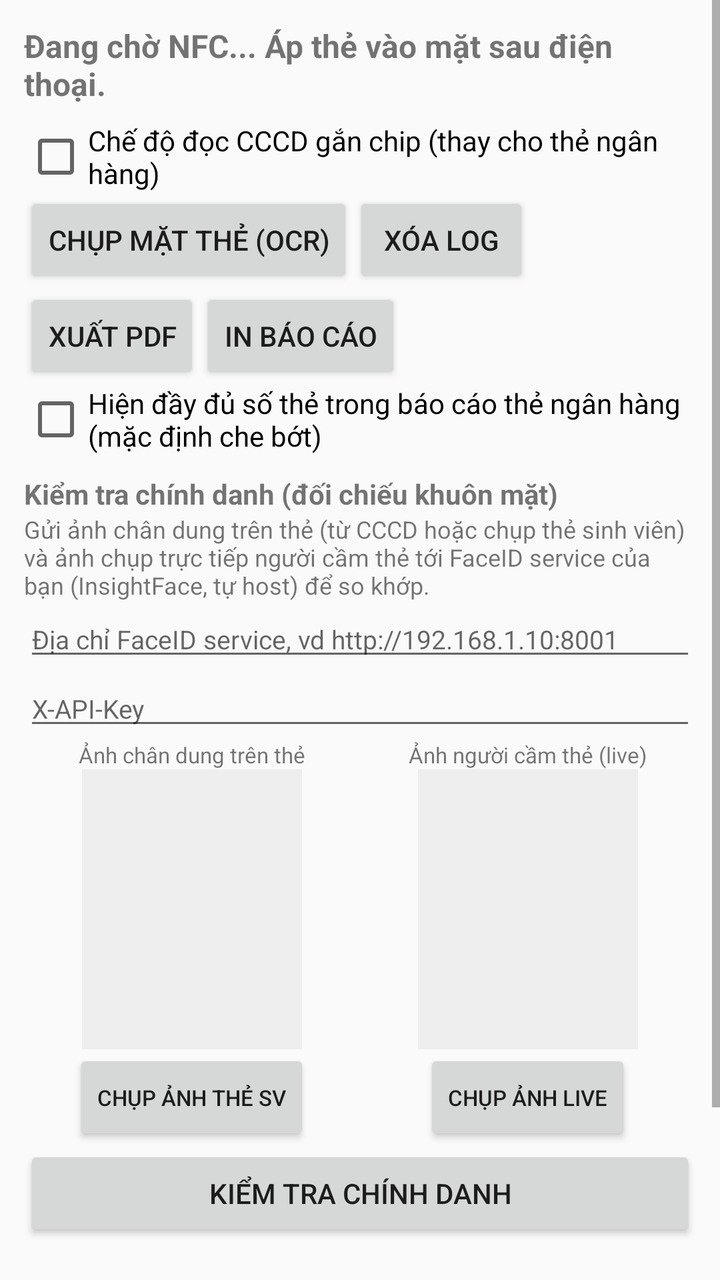
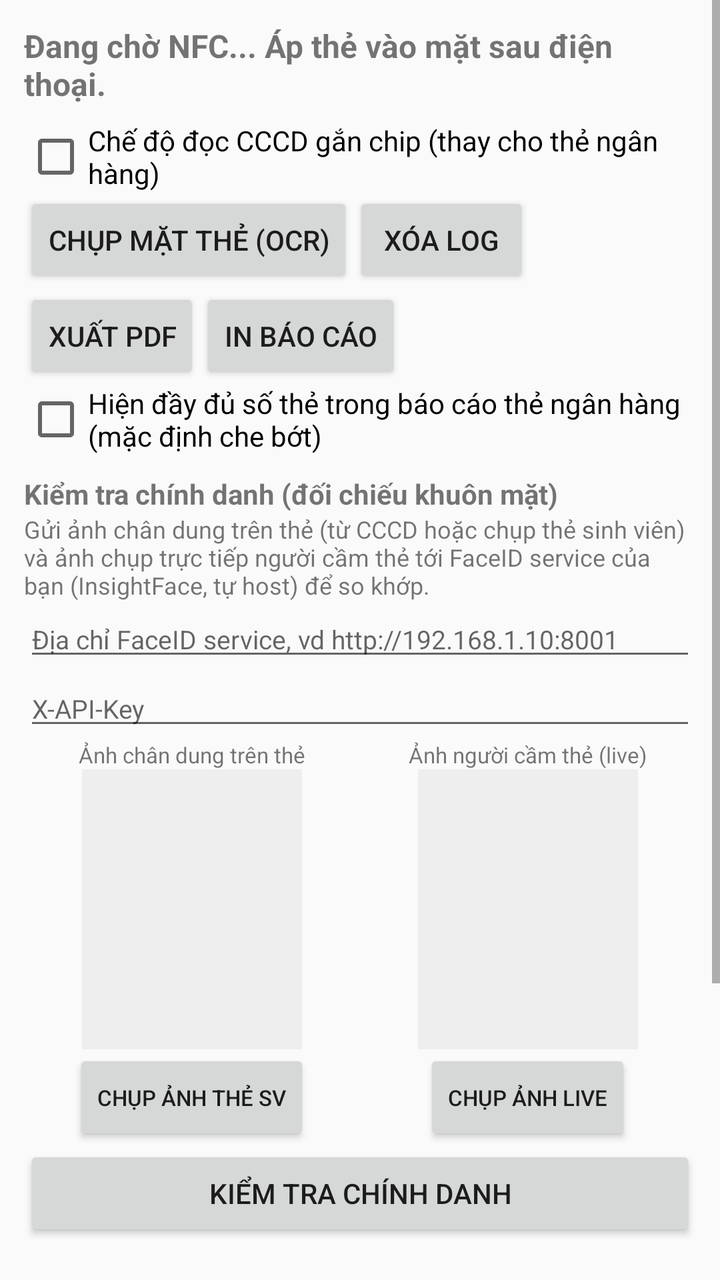

Screens rendered from an Android XML layout before and after an edit, with the pre-edit source and the edit as a unified diff.
<!-- AndroidManifest.xml: application theme Theme.EmvReader -->
<!-- res/layout/activity_main.xml -->
<?xml version="1.0" encoding="utf-8"?>
<ScrollView xmlns:android="http://schemas.android.com/apk/res/android"
    android:layout_width="match_parent"
    android:layout_height="match_parent"
    android:fillViewport="true">

    <LinearLayout
        android:layout_width="match_parent"
        android:layout_height="wrap_content"
        android:orientation="vertical"
        android:padding="12dp">

        <TextView
            android:id="@+id/tvStatus"
            android:layout_width="match_parent"
            android:layout_height="wrap_content"
            android:text="Đang chờ NFC... Áp thẻ vào mặt sau điện thoại."
            android:textStyle="bold"
            android:textSize="16sp"
            android:paddingBottom="8dp" />

        <CheckBox
            android:id="@+id/chkCccd"
            android:layout_width="wrap_content"
            android:layout_height="wrap_content"
            android:text="Chế độ đọc CCCD gắn chip (thay cho thẻ ngân hàng)" />

        <LinearLayout
            android:id="@+id/llCccd"
            android:layout_width="match_parent"
            android:layout_height="wrap_content"
            android:orientation="vertical"
            android:visibility="gone">

            <TextView
                android:layout_width="match_parent"
                android:layout_height="wrap_content"
                android:text="Khóa mở thẻ: 3 thông tin in ở dòng MRZ mặt sau CCCD. Dán 2 dòng MRZ đầu rồi bấm Điền, hoặc nhập tay."
                android:textSize="12sp" />

            <Button
                android:id="@+id/btnMrzOcr"
                android:layout_width="wrap_content"
                android:layout_height="wrap_content"
                android:text="Chụp mặt sau CCCD, OCR MRZ tự điền" />

            <EditText
                android:id="@+id/etMrz1"
                android:layout_width="match_parent"
                android:layout_height="wrap_content"
                android:hint="Dòng MRZ 1 (30 ký tự)"
                android:fontFamily="monospace"
                android:inputType="textCapCharacters|textNoSuggestions"
                android:textSize="13sp" />

            <EditText
                android:id="@+id/etMrz2"
                android:layout_width="match_parent"
                android:layout_height="wrap_content"
                android:hint="Dòng MRZ 2 (30 ký tự)"
                android:fontFamily="monospace"
                android:inputType="textCapCharacters|textNoSuggestions"
                android:textSize="13sp" />

            <Button
                android:id="@+id/btnFill"
                android:layout_width="wrap_content"
                android:layout_height="wrap_content"
                android:text="Điền tự động từ MRZ" />

            <EditText
                android:id="@+id/etDoc"
                android:layout_width="match_parent"
                android:layout_height="wrap_content"
                android:hint="Số giấy tờ (9 ký tự trong MRZ dòng 1)"
                android:fontFamily="monospace"
                android:inputType="textCapCharacters|textNoSuggestions" />

            <EditText
                android:id="@+id/etDob"
                android:layout_width="match_parent"
                android:layout_height="wrap_content"
                android:hint="Ngày sinh YYMMDD"
                android:fontFamily="monospace"
                android:inputType="number"
                android:maxLength="6" />

            <EditText
                android:id="@+id/etDoe"
                android:layout_width="match_parent"
                android:layout_height="wrap_content"
                android:hint="Ngày hết hạn YYMMDD"
                android:fontFamily="monospace"
                android:inputType="number"
                android:maxLength="6" />

            <CheckBox
                android:id="@+id/chkExtra"
                android:layout_width="wrap_content"
                android:layout_height="wrap_content"
                android:checked="true"
                android:text="Đọc thêm DG11/DG12/DG13 (thông tin bổ sung)" />

            <CheckBox
                android:id="@+id/chkPhoto"
                android:layout_width="wrap_content"
                android:layout_height="wrap_content"
                android:text="Đọc ảnh chân dung DG2 (chậm hơn)" />

            <ImageView
                android:id="@+id/ivPhoto"
                android:layout_width="160dp"
                android:layout_height="200dp"
                android:scaleType="fitStart"
                android:visibility="gone" />
        </LinearLayout>

        <LinearLayout
            android:layout_width="match_parent"
            android:layout_height="wrap_content"
            android:orientation="horizontal">

            <Button
                android:id="@+id/btnOcr"
                android:layout_width="wrap_content"
                android:layout_height="wrap_content"
                android:text="Chụp mặt thẻ (OCR)" />

            <Button
                android:id="@+id/btnClear"
                android:layout_width="wrap_content"
                android:layout_height="wrap_content"
                android:text="Xóa log" />
        </LinearLayout>

        <LinearLayout
            android:layout_width="match_parent"
            android:layout_height="wrap_content"
            android:orientation="horizontal">

            <Button
                android:id="@+id/btnExport"
                android:layout_width="wrap_content"
                android:layout_height="wrap_content"
                android:text="Xuất PDF" />

            <Button
                android:id="@+id/btnPrint"
                android:layout_width="wrap_content"
                android:layout_height="wrap_content"
                android:text="In báo cáo" />
        </LinearLayout>

        <CheckBox
            android:id="@+id/chkFullPan"
            android:layout_width="wrap_content"
            android:layout_height="wrap_content"
            android:text="Hiện đầy đủ số thẻ trong báo cáo thẻ ngân hàng (mặc định che bớt)" />

        <TextView
            android:layout_width="match_parent"
            android:layout_height="wrap_content"
            android:layout_marginTop="10dp"
            android:text="Kiểm tra chính danh (đối chiếu khuôn mặt)"
            android:textStyle="bold" />

        <TextView
            android:layout_width="match_parent"
            android:layout_height="wrap_content"
            android:text="Gửi ảnh chân dung trên thẻ (từ CCCD hoặc chụp thẻ sinh viên) và ảnh chụp trực tiếp người cầm thẻ tới FaceID service của bạn (InsightFace, tự host) để so khớp."
            android:textSize="12sp" />

        <EditText
            android:id="@+id/etFaceUrl"
            android:layout_width="match_parent"
            android:layout_height="wrap_content"
            android:hint="Địa chỉ FaceID service, vd http://192.168.1.10:8001"
            android:inputType="textUri"
            android:textSize="13sp" />

        <EditText
            android:id="@+id/etFaceKey"
            android:layout_width="match_parent"
            android:layout_height="wrap_content"
            android:hint="X-API-Key"
            android:inputType="textPassword"
            android:textSize="13sp" />

        <LinearLayout
            android:layout_width="match_parent"
            android:layout_height="wrap_content"
            android:orientation="horizontal">

            <LinearLayout
                android:layout_width="0dp"
                android:layout_height="wrap_content"
                android:layout_weight="1"
                android:orientation="vertical"
                android:gravity="center">

                <TextView
                    android:layout_width="wrap_content"
                    android:layout_height="wrap_content"
                    android:text="Ảnh chân dung trên thẻ"
                    android:textSize="11sp" />

                <ImageView
                    android:id="@+id/ivRefPhoto"
                    android:layout_width="110dp"
                    android:layout_height="140dp"
                    android:scaleType="centerCrop"
                    android:background="#EEEEEE" />

                <Button
                    android:id="@+id/btnCaptureRef"
                    android:layout_width="wrap_content"
                    android:layout_height="wrap_content"
                    android:textSize="11sp"
                    android:text="Chụp ảnh thẻ SV" />
            </LinearLayout>

            <LinearLayout
                android:layout_width="0dp"
                android:layout_height="wrap_content"
                android:layout_weight="1"
                android:orientation="vertical"
                android:gravity="center">

                <TextView
                    android:layout_width="wrap_content"
                    android:layout_height="wrap_content"
                    android:text="Ảnh người cầm thẻ (live)"
                    android:textSize="11sp" />

                <ImageView
                    android:id="@+id/ivLivePhoto"
                    android:layout_width="110dp"
                    android:layout_height="140dp"
                    android:scaleType="centerCrop"
                    android:background="#EEEEEE" />

                <Button
                    android:id="@+id/btnCaptureLive"
                    android:layout_width="wrap_content"
                    android:layout_height="wrap_content"
                    android:textSize="11sp"
                    android:text="Chụp ảnh live" />
            </LinearLayout>
        </LinearLayout>

        <Button
            android:id="@+id/btnVerifyFace"
            android:layout_width="match_parent"
            android:layout_height="wrap_content"
            android:text="Kiểm tra chính danh" />

        <TextView
            android:id="@+id/tvFaceResult"
            android:layout_width="match_parent"
            android:layout_height="wrap_content"
            android:paddingTop="4dp"
            android:textSize="14sp"
            android:textStyle="bold" />

        <TextView
            android:id="@+id/tvCompare"
            android:layout_width="match_parent"
            android:layout_height="wrap_content"
            android:paddingTop="8dp"
            android:text="Bước 1: áp thẻ để đọc chip. Bước 2: chụp mặt thẻ có số thẻ và hạn dùng (đặt trên nền tối, đủ sáng, không chói)."
            android:textSize="14sp" />

        <TextView
            android:id="@+id/tvLog"
            android:layout_width="match_parent"
            android:layout_height="wrap_content"
            android:layout_marginTop="8dp"
            android:fontFamily="monospace"
            android:textIsSelectable="true"
            android:textSize="12sp" />
    </LinearLayout>
</ScrollView>
<!-- resources referenced by this layout -->
<resources>
  <style name="Theme.EmvReader" parent="Theme.AppCompat.DayNight.NoActionBar" />
</resources>

<!-- the commit's change to res/layout/activity_main.xml (unified diff, before → after) -->
@@ -263,6 +263,31 @@
             android:textStyle="bold" />
 
         <TextView
+            android:layout_width="match_parent"
+            android:layout_height="wrap_content"
+            android:layout_marginTop="10dp"
+            android:text="Xuất báo cáo kết hợp: thẻ ngân hàng/SV + CCCD + FaceID (đã đọc/kiểm tra ở trên)"
+            android:textStyle="bold" />
+
+        <LinearLayout
+            android:layout_width="match_parent"
+            android:layout_height="wrap_content"
+            android:orientation="horizontal">
+
+            <Button
+                android:id="@+id/btnExportCombined"
+                android:layout_width="wrap_content"
+                android:layout_height="wrap_content"
+                android:text="Xuất PDF kết hợp" />
+
+            <Button
+                android:id="@+id/btnPrintCombined"
+                android:layout_width="wrap_content"
+                android:layout_height="wrap_content"
+                android:text="In báo cáo kết hợp" />
+        </LinearLayout>
+
+        <TextView
             android:id="@+id/tvCompare"
             android:layout_width="match_parent"
             android:layout_height="wrap_content"
